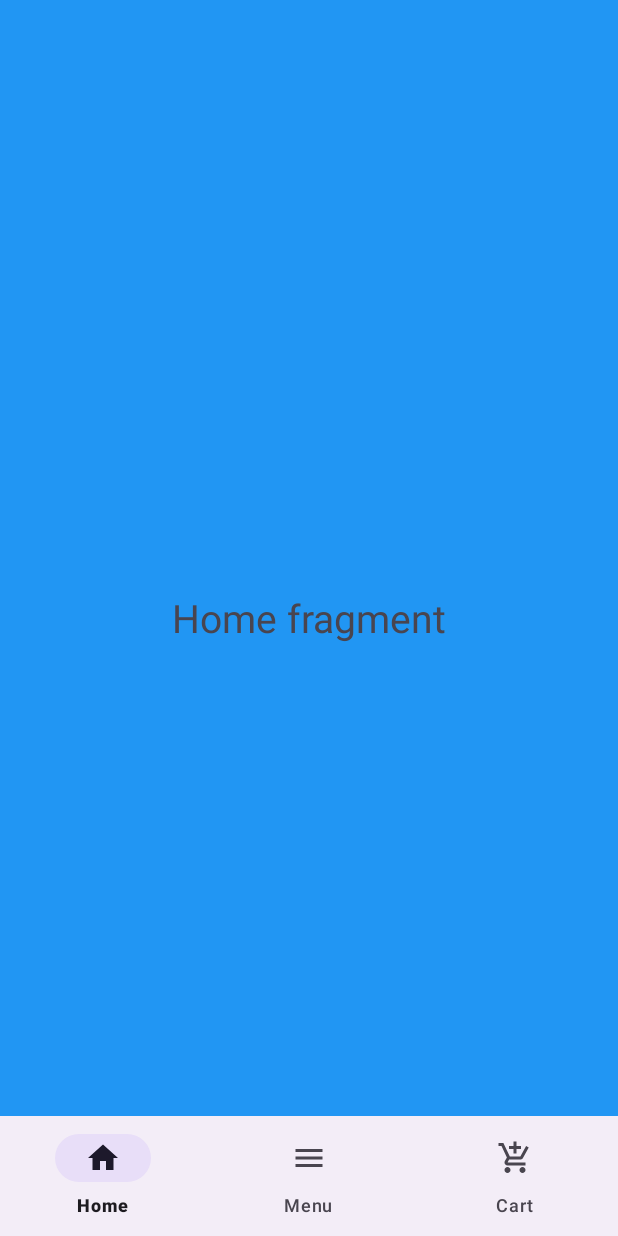
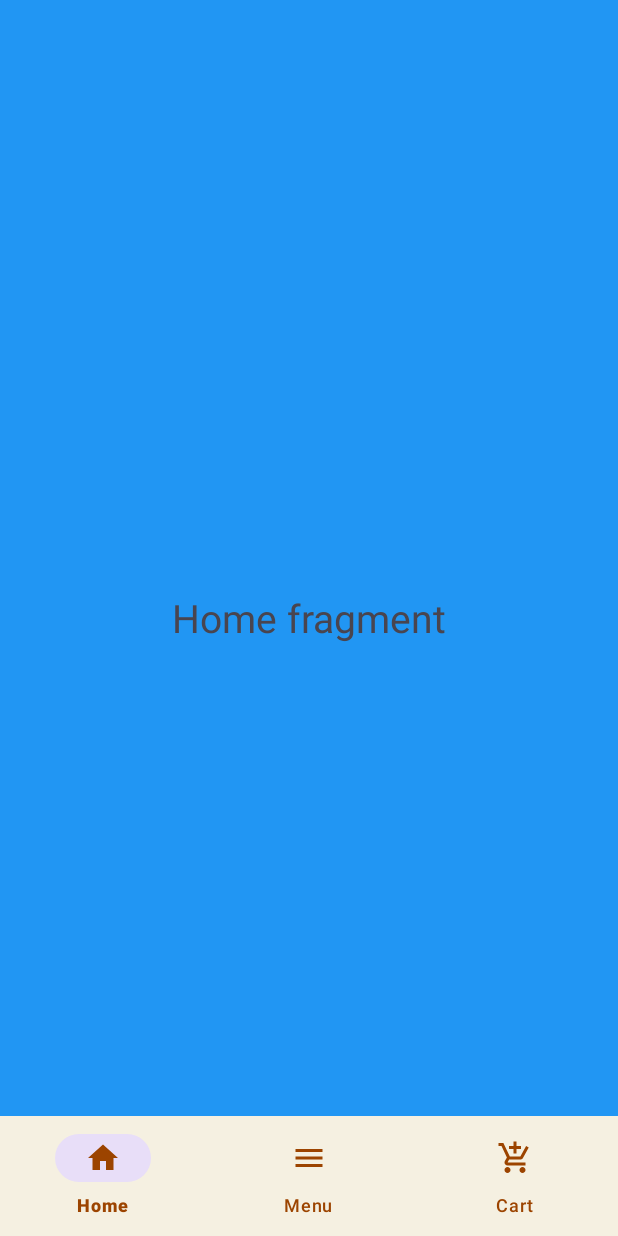
Before and after one commit to pramuddhika/CoffeeNet, an Android app: the screen it shows after launch (MainActivity), on a phone screen of 412 x 824 dp. Run offline under Robolectric (Android 15) with nearby library versions, the phone set to English and light mode, and no system bars.

Commit message:
change navi bar
change colour according to the figma file

```diff
--- a/app/src/main/res/drawable/baseline_add_shopping_cart_24.xml
+++ b/app/src/main/res/drawable/baseline_add_shopping_cart_24.xml
@@ -1,4 +1,4 @@
-<vector android:height="24dp" android:tint="#000000"
+<vector android:height="24dp" android:tint="#9C4400"
     android:viewportHeight="24" android:viewportWidth="24"
     android:width="24dp" xmlns:android="http://schemas.android.com/apk/res/android">
     <path android:fillColor="@android:color/white" android:pathData="M11,9h2L13,6h3L16,4h-3L13,1h-2v3L8,4v2h3v3zM7,18c-1.1,0 -1.99,0.9 -1.99,2S5.9,22 7,22s2,-0.9 2,-2 -0.9,-2 -2,-2zM17,18c-1.1,0 -1.99,0.9 -1.99,2s0.89,2 1.99,2 2,-0.9 2,-2 -0.9,-2 -2,-2zM7.17,14.75l0.03,-0.12 0.9,-1.63h7.45c0.75,0 1.41,-0.41 1.75,-1.03l3.86,-7.01L19.42,4h-0.01l-1.1,2 -2.76,5L8.53,11l-0.13,-0.27L6.16,6l-0.95,-2 -0.94,-2L1,2v2h2l3.6,7.59 -1.35,2.45c-0.16,0.28 -0.25,0.61 -0.25,0.96 0,1.1 0.9,2 2,2h12v-2L7.42,15c-0.13,0 -0.25,-0.11 -0.25,-0.25z"/>
--- a/app/src/main/res/drawable/baseline_home_24.xml
+++ b/app/src/main/res/drawable/baseline_home_24.xml
@@ -1,4 +1,4 @@
-<vector android:height="24dp" android:tint="#000000"
+<vector android:height="24dp" android:tint="#9C4400"
     android:viewportHeight="24" android:viewportWidth="24"
     android:width="24dp" xmlns:android="http://schemas.android.com/apk/res/android">
     <path android:fillColor="@android:color/white" android:pathData="M10,20v-6h4v6h5v-8h3L12,3 2,12h3v8z"/>
--- a/app/src/main/res/drawable/baseline_menu_24.xml
+++ b/app/src/main/res/drawable/baseline_menu_24.xml
@@ -1,4 +1,4 @@
-<vector android:height="24dp" android:tint="#000000"
+<vector android:height="24dp" android:tint="#9C4400"
     android:viewportHeight="24" android:viewportWidth="24"
     android:width="24dp" xmlns:android="http://schemas.android.com/apk/res/android">
     <path android:fillColor="@android:color/white" android:pathData="M3,18h18v-2L3,16v2zM3,13h18v-2L3,11v2zM3,6v2h18L21,6L3,6z"/>
--- a/app/src/main/res/layout/activity_main.xml
+++ b/app/src/main/res/layout/activity_main.xml
@@ -20,8 +20,11 @@
         android:id="@+id/bottomNavigationView"
         android:layout_width="match_parent"
         android:layout_height="wrap_content"
+        android:background="#F5F0E1"
+        app:itemIconTint="#9C4400"
+        app:itemTextColor="#9C4400"
         app:layout_constraintBottom_toBottomOf="parent"
         app:layout_constraintEnd_toEndOf="parent"
         app:layout_constraintStart_toStartOf="parent"
-        app:menu="@menu/bottom_nav_menu"/>
+        app:menu="@menu/bottom_nav_menu" />
 </androidx.constraintlayout.widget.ConstraintLayout>
```
